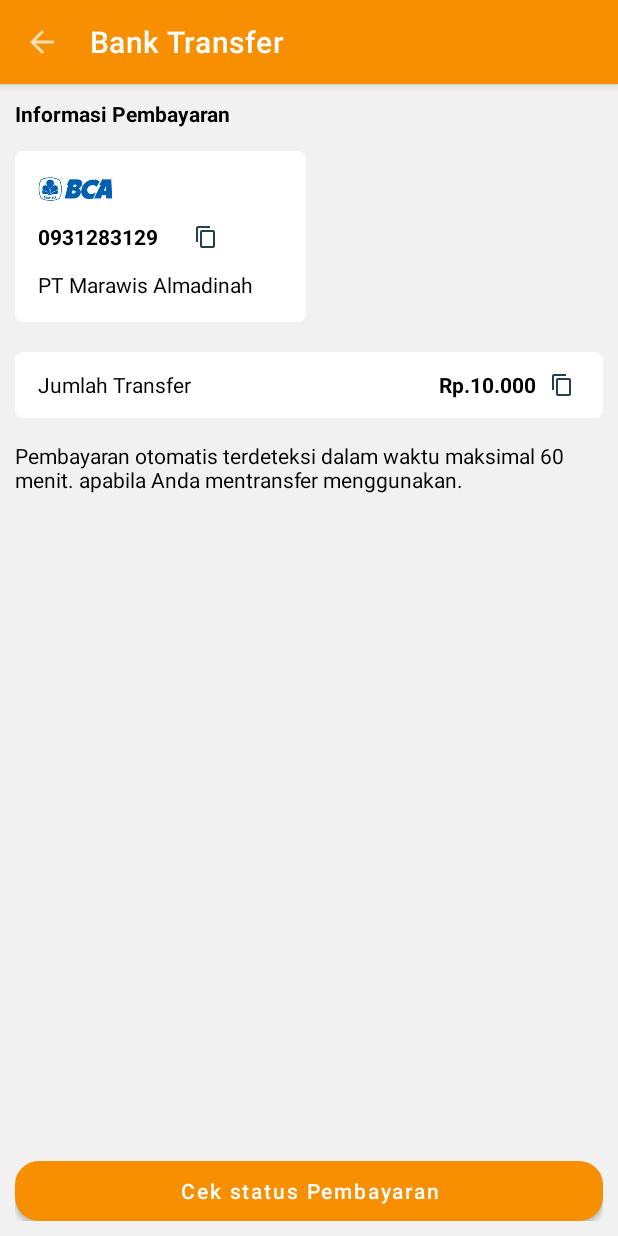
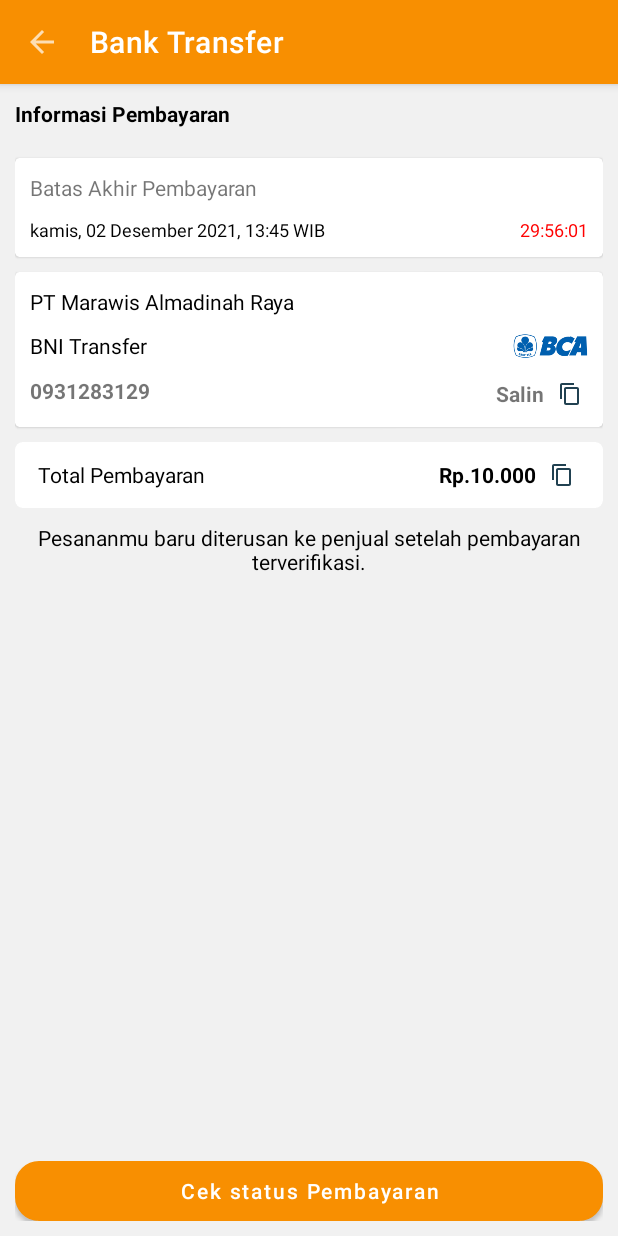
Before and after one commit to fauzidwiseptiawan/MarawisStore, an Android app: the SuccesActivity screen opened directly, with no data from a screen before it, on a phone screen of 412 x 824 dp. Run offline under Robolectric (Android 15) with nearby library versions, the light colour scheme and no system bars; our stand-ins replace Room's generated code; 2 statements that could not run were skipped.

Commit message:
commit 01/12/2021

```diff
--- a/app/src/main/java/com/example/marawisstore/activity/DetailTransaksiActivity.kt
+++ b/app/src/main/java/com/example/marawisstore/activity/DetailTransaksiActivity.kt
@@ -32,8 +32,8 @@ class DetailTransaksiActivity : AppCompatActivity() {
 
     fun setData(t: Transaksi){
         tv_status.text = t.status
-        tv_kodetrx.text = t.kode_transaksi
-        val formatBaru = "d MMM yyyy, kk:mm"
+        tv_kodetrx.text = t.kode_trx
+        val formatBaru = "dd MMMM yyyy, kk:mm"
         tv_tgl.text = Helper().convertTanggal(t.created_at, formatBaru)
         tv_nama_pelanggan.text = t.nama
         tv_alamat.text = t.alamat
--- a/app/src/main/java/com/example/marawisstore/activity/PembayaranActivity.kt
+++ b/app/src/main/java/com/example/marawisstore/activity/PembayaranActivity.kt
@@ -34,7 +34,7 @@ class PembayaranActivity : AppCompatActivity() {
     fun displayPembayaran(){
         val arrBank = ArrayList<Bank>()
         arrBank.add(Bank("BCA", "989282123", "PT Marawis Almadinah", R.drawable.logo_bca))
-        arrBank.add(Bank("Mandiri", "1002982123", "PT Marawis Almadinah", R.drawable.logo_madiri))
+        arrBank.add(Bank("MANDIRI", "1002982123", "PT Marawis Almadinah", R.drawable.logo_madiri))
         arrBank.add(Bank("BNI", "99822333212", "PT Marawis Almadinah", R.drawable.logo_bni))
 
         val layoutManager = LinearLayoutManager(this)
@@ -52,6 +52,7 @@ class PembayaranActivity : AppCompatActivity() {
         val json = intent.getStringExtra("extra")!!.toString()
         val checkout = Gson().fromJson(json, Checkout::class.java)
         checkout.bank = bank.nama
+        checkout.no_rekening = bank.rekening
 
         ApiConfig.instanceRetrofit.checkout(checkout).enqueue(object : Callback<ResponModel> {
             override fun onFailure(call: Call<ResponModel>, t: Throwable) {
--- a/app/src/main/java/com/example/marawisstore/activity/SuccesActivity.kt
+++ b/app/src/main/java/com/example/marawisstore/activity/SuccesActivity.kt
@@ -20,8 +20,10 @@ import com.example.marawisstore.model.ResponModel
 import com.example.marawisstore.model.Transaksi
 import com.example.marawisstore.room.MyDatabase
 import com.google.gson.Gson
+import kotlinx.android.synthetic.main.activity_detail_transaksi.*
 import kotlinx.android.synthetic.main.activity_pembayaran.*
 import kotlinx.android.synthetic.main.activity_succes.*
+import kotlinx.android.synthetic.main.activity_succes.tv_tgl
 import kotlinx.android.synthetic.main.toolbar_baru.*
 import retrofit2.Call
 import retrofit2.Callback
@@ -82,6 +84,9 @@ class SuccesActivity : AppCompatActivity() {
         tv_namaPenerima.text = bank.penerima
         image_bank.setImageResource(bank.image)
 
+        val formatBaru = "dd MMMM yyyy, kk:mm"
+        tv_btsBayar.text = Helper().convertTanggal(transaksi.expired_at, formatBaru)
+
         nominal = Integer.valueOf(transaksi.jumlah_bayar)
         tv_nominal.text = Helper().gantiRupiah(nominal)
     }
--- a/app/src/main/java/com/example/marawisstore/adapter/AdapterRiwayat.kt
+++ b/app/src/main/java/com/example/marawisstore/adapter/AdapterRiwayat.kt
@@ -43,7 +43,7 @@ class AdapterRiwayat(var data:ArrayList<Transaksi>, var listener: Listeners): Re
         holder.tvHarga.text = Helper().gantiRupiah(a.total_harga)
         holder.tvJumlah.text = a.total_qty + " Items"
         holder.tvStatus.text = a.status
-        val formatBaru = "d MMM yyyy"
+        val formatBaru = "dd MMMM yyyy"
         holder.tvTanggal.text = Helper().convertTanggal(a.created_at, formatBaru)
         holder.layout.setOnClickListener {
             listener.onClicked(a)
--- a/app/src/main/java/com/example/marawisstore/fragment/AkunFragment.kt
+++ b/app/src/main/java/com/example/marawisstore/fragment/AkunFragment.kt
@@ -20,6 +20,7 @@ class AkunFragment : Fragment() {
     lateinit var btnLogout:TextView
     lateinit var btnWishList:RelativeLayout
     lateinit var btnRiwayat:RelativeLayout
+    lateinit var btnAlamat:RelativeLayout
     lateinit var btnKeranjang:RelativeLayout
     lateinit var tvNamaProfil:TextView
     lateinit var tvTelponProfil:TextView
@@ -55,6 +56,10 @@ class AkunFragment : Fragment() {
             startActivity(Intent(activity, KeranjangProdukActivity::class.java))
         }
 
+        btnAlamat.setOnClickListener {
+            startActivity(Intent(activity, ListAlamatActivity::class.java))
+        }
+
         btnRiwayat.setOnClickListener {
             startActivity(Intent(activity, RiwayatActivity::class.java))
         }
@@ -78,6 +83,7 @@ class AkunFragment : Fragment() {
     private fun init(view: View) {
         btnLogout = view.findViewById(R.id.btn_prosesLogout)
         btnRiwayat = view.findViewById(R.id.btn_riwayat)
+        btnAlamat = view.findViewById(R.id.btn_alamat)
         btnWishList = view.findViewById(R.id.btn_wishList)
         btnKeranjang = view.findViewById(R.id.btn_keranjang)
         tvNamaProfil = view.findViewById(R.id.tv_nama_profil)
--- a/app/src/main/java/com/example/marawisstore/model/Transaksi.kt
+++ b/app/src/main/java/com/example/marawisstore/model/Transaksi.kt
@@ -2,7 +2,8 @@ package com.example.marawisstore.model
 
 class Transaksi {
 
-    var kode_transaksi = ""
+    var id_trx = ""
+    var kode_trx = ""
     var alamat = ""
     var catatan = ""
     var costumer_id = ""
--- a/app/src/main/java/com/example/marawisstore/util/Config.kt
+++ b/app/src/main/java/com/example/marawisstore/util/Config.kt
@@ -1,6 +1,6 @@
 package com.example.marawisstore.util
 
 object Config {
-    const val baseUrl = "http://192.168.1.16/marawis-store/public/"
+    const val baseUrl = "http://10.10.3.144/marawis-store/public/"
     const val produkUrl = baseUrl + "storage/product-image/"
 }
--- a/app/src/main/res/layout/activity_succes.xml
+++ b/app/src/main/res/layout/activity_succes.xml
@@ -30,30 +30,110 @@
                 android:textStyle="bold" />
 
             <androidx.cardview.widget.CardView
-                android:layout_width="wrap_content"
+                android:layout_width="match_parent"
                 android:layout_height="wrap_content"
-                android:layout_marginTop="15dp"
-                app:cardCornerRadius="5dp"
-                app:cardElevation="0dp">
+                android:layout_marginTop="20dp"
+                app:cardCornerRadius="3dp"
+                app:cardElevation="1dp">
 
                 <LinearLayout
                     android:layout_width="match_parent"
                     android:layout_height="wrap_content"
                     android:orientation="vertical"
-                    android:padding="15dp">
+                    android:padding="10dp">
+
+                    <RelativeLayout
+                        android:layout_width="match_parent"
+                        android:layout_height="wrap_content">
+
+                        <TextView
+                            android:id="@+id/tv_status"
+                            android:layout_width="wrap_content"
+                            android:layout_height="wrap_content"
+                            android:text="Batas Akhir Pembayaran" />
+
+                    </RelativeLayout>
+
+                    <RelativeLayout
+                        android:layout_width="match_parent"
+                        android:layout_height="wrap_content"
+                        android:layout_marginTop="10dp">
+
+                        <TextView
+                            android:id="@+id/tv_btsBayar"
+                            android:layout_width="wrap_content"
+                            android:layout_height="wrap_content"
+                            android:textColor="@color/colorBlack"
+                            android:text="kamis, 02 Desember 2021, 13:45 WIB"
+                            android:textSize="12dp" />
+
+                        <TextView
+                            android:id="@+id/tv_tgl"
+                            android:layout_width="wrap_content"
+                            android:layout_height="wrap_content"
+                            android:layout_marginLeft="100dp"
+                            android:layout_alignParentRight="true"
+                            android:text="29:56:01"
+                            android:textSize="12dp"
+                            android:textColor="#FF0000"/>
+
+                    </RelativeLayout>
+
+                </LinearLayout>
+
+            </androidx.cardview.widget.CardView>
+
+            <androidx.cardview.widget.CardView
+                android:layout_width="match_parent"
+                android:layout_height="wrap_content"
+                android:layout_marginTop="10dp"
+                app:cardCornerRadius="3dp"
+                app:cardElevation="1dp">
+
+                <LinearLayout
+                    android:layout_width="match_parent"
+                    android:layout_height="wrap_content"
+                    android:orientation="vertical"
+                    android:padding="10dp">
+
+                    <RelativeLayout
+                        android:layout_width="match_parent"
+                        android:layout_height="wrap_content">
+
+                        <TextView
+                            android:id="@+id/tv_namaPenerima"
+                            android:layout_width="wrap_content"
+                            android:layout_height="wrap_content"
+                            android:textColor="@color/colorBlack"
+                            android:text="PT Marawis Almadinah Raya" />
+
+                    </RelativeLayout>
+
+                    <RelativeLayout
+                        android:layout_width="match_parent"
+                        android:layout_height="wrap_content"
+                        android:layout_marginTop="10dp">
+
+                        <TextView
+                            android:id="@+id/tv_nama"
+                            android:layout_width="wrap_content"
+                            android:layout_height="wrap_content"
+                            android:textColor="@color/colorBlack"
+                            android:text="BNI Transfer" />
 
                         <ImageView
                             android:id="@+id/image_bank"
+                            android:layout_alignParentRight="true"
                             android:layout_width="50dp"
                             android:layout_height="20dp"
                             android:src="@drawable/logo_bca" />
 
-                    <LinearLayout
-                        android:layout_width="wrap_content"
+                    </RelativeLayout>
+
+                    <RelativeLayout
+                        android:layout_width="match_parent"
                         android:layout_height="wrap_content"
-                        android:layout_marginTop="10dp"
-                        android:gravity="center_vertical"
-                        android:orientation="horizontal">
+                        android:layout_marginTop="10dp">
 
                         <TextView
                             android:id="@+id/tv_nomorRekening"
@@ -61,7 +141,21 @@
                             android:layout_height="wrap_content"
                             android:layout_marginRight="20dp"
                             android:text="0931283129"
-                            android:textColor="@color/colorBlack"
+                            android:textStyle="bold" />
+
+                        <LinearLayout
+                            android:layout_width="wrap_content"
+                            android:layout_height="wrap_content"
+                            android:layout_alignParentRight="true"
+                            android:layout_centerVertical="true"
+                            android:gravity="center_vertical"
+                            android:orientation="horizontal">
+
+                            <TextView
+                                android:layout_width="wrap_content"
+                                android:layout_height="wrap_content"
+                                android:layout_marginRight="5dp"
+                                android:text="Salin"
                                 android:textStyle="bold" />
 
                             <ImageView
@@ -73,14 +167,7 @@
 
                         </LinearLayout>
 
-                    <TextView
-                        android:id="@+id/tv_namaPenerima"
-                        android:layout_width="wrap_content"
-                        android:layout_height="wrap_content"
-                        android:layout_marginTop="10dp"
-                        android:layout_marginRight="20dp"
-                        android:text="PT Marawis Almadinah"
-                        android:textColor="@color/colorBlack" />
+                    </RelativeLayout>
 
                 </LinearLayout>
 
@@ -89,7 +176,7 @@
             <androidx.cardview.widget.CardView
                 android:layout_width="match_parent"
                 android:layout_height="wrap_content"
-                android:layout_marginTop="20dp"
+                android:layout_marginTop="10dp"
                 app:cardCornerRadius="5dp"
                 app:cardElevation="0dp">
 
@@ -105,7 +192,7 @@
                         android:layout_height="wrap_content"
                         android:layout_centerVertical="true"
                         android:layout_marginRight="20dp"
-                        android:text="Jumlah Transfer"
+                        android:text="Total Pembayaran"
                         android:textColor="@color/colorBlack" />
 
                     <LinearLayout
@@ -139,11 +226,12 @@
             </androidx.cardview.widget.CardView>
 
             <TextView
+                android:textAlignment="center"
                 android:layout_width="wrap_content"
                 android:layout_height="wrap_content"
                 android:layout_centerVertical="true"
-                android:layout_marginTop="15dp"
-                android:text="Pembayaran otomatis terdeteksi dalam waktu maksimal 60 menit. apabila Anda mentransfer menggunakan."
+                android:layout_marginTop="10dp"
+                android:text="Pesananmu baru diterusan ke penjual setelah pembayaran terverifikasi."
                 android:textColor="@color/colorBlack" />
 
         </LinearLayout>
--- a/app/src/main/res/layout/fragment_akun.xml
+++ b/app/src/main/res/layout/fragment_akun.xml
@@ -345,6 +345,7 @@
                     </RelativeLayout>
 
                     <RelativeLayout
+                        android:id="@+id/btn_alamat"
                         android:clickable="true"
                         android:foreground="?android:attr/selectableItemBackground"
                         android:layout_marginLeft="10dp"
```
Lines whose indentation alone changed are shown as unchanged.
